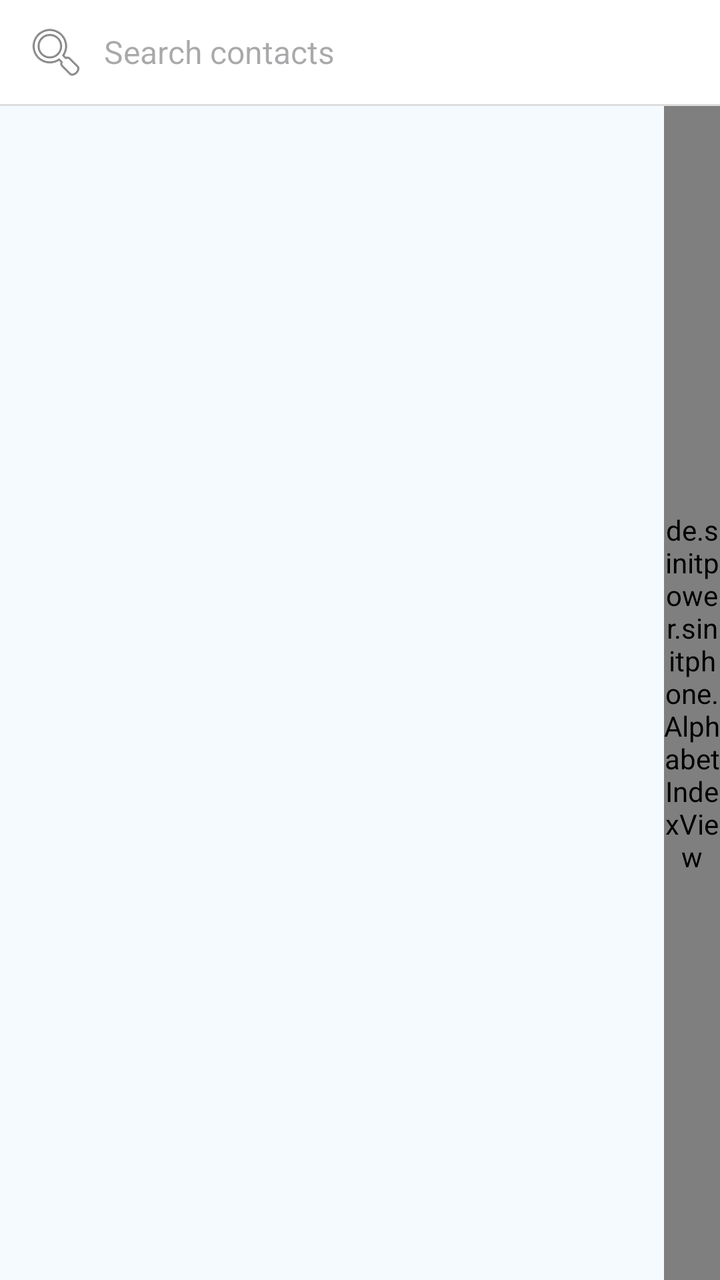
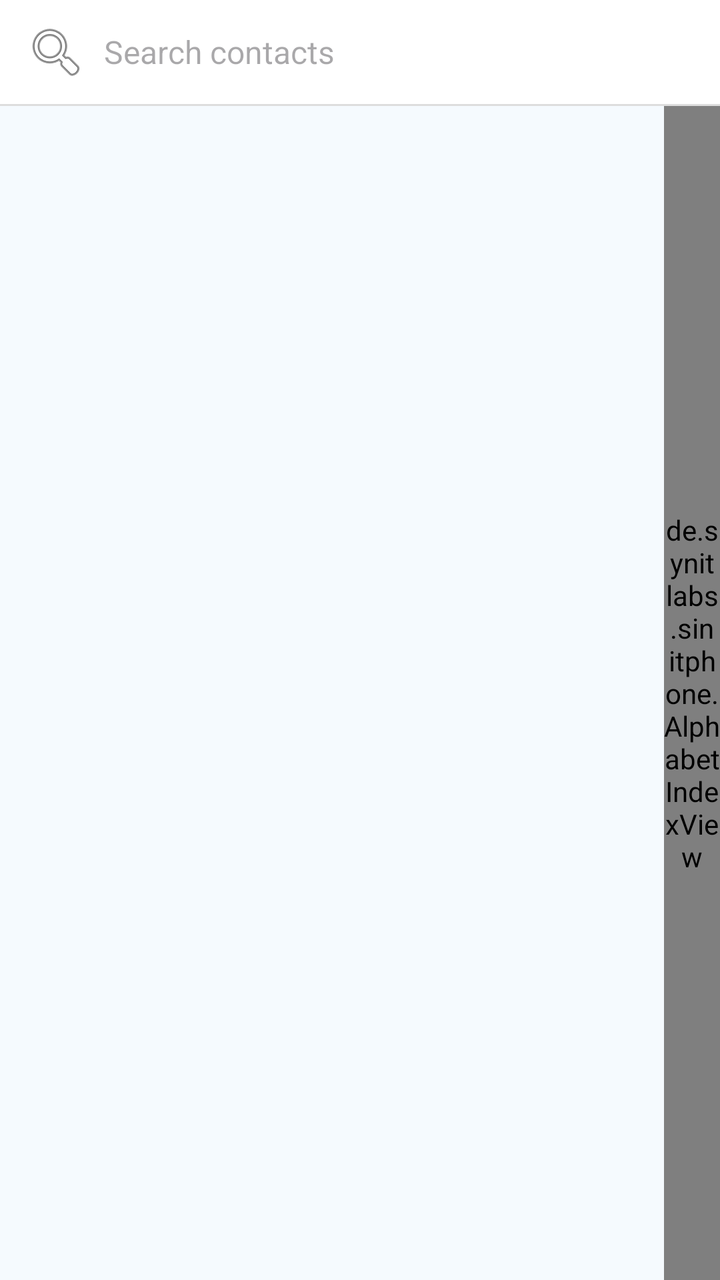

Two renders of the same Android screen: before a commit and after it. Below are the layout's source before the change and the commit's diff.
<!-- AndroidManifest.xml: application theme Theme.SinitPhone -->
<!-- res/layout/fragment_contacts.xml -->
<?xml version="1.0" encoding="utf-8"?>
<LinearLayout xmlns:android="http://schemas.android.com/apk/res/android"
    android:layout_width="match_parent"
    android:layout_height="match_parent"
    android:orientation="vertical">

    <EditText
        android:id="@+id/contacts_search"
        android:layout_width="match_parent"
        android:layout_height="wrap_content"
        android:hint="Search contacts"
        android:inputType="textNoSuggestions"
        android:drawableStart="@android:drawable/ic_menu_search"
        android:drawablePadding="8dp"
        android:paddingStart="12dp"
        android:paddingEnd="12dp"
        android:paddingTop="10dp"
        android:paddingBottom="10dp"
        android:background="@android:color/white"
        android:textSize="16sp" />

    <View
        android:layout_width="match_parent"
        android:layout_height="1dp"
        android:background="#DDDDDD" />

    <FrameLayout
        android:layout_width="match_parent"
        android:layout_height="0dp"
        android:layout_weight="1">

        <androidx.recyclerview.widget.RecyclerView
            android:id="@+id/contacts_recycler"
            android:layout_width="match_parent"
            android:layout_height="match_parent"
            android:paddingEnd="28dp"
            android:clipToPadding="false" />

        <de.sinitpower.sinitphone.AlphabetIndexView
            android:id="@+id/alphabet_index"
            android:layout_width="28dp"
            android:layout_height="match_parent"
            android:layout_gravity="end"
            android:paddingTop="8dp"
            android:paddingBottom="8dp" />

        <TextView
            android:id="@+id/letter_bubble"
            android:layout_width="72dp"
            android:layout_height="72dp"
            android:layout_gravity="center"
            android:gravity="center"
            android:textSize="32sp"
            android:textColor="#FFFFFF"
            android:textStyle="bold"
            android:background="@drawable/bg_letter_bubble"
            android:visibility="gone" />

    </FrameLayout>

</LinearLayout>
<!-- resources referenced by this layout -->
<resources>
  <!-- drawable bg_letter_bubble (drawable) -->
  <?xml version="1.0" encoding="utf-8"?>
  <shape xmlns:android="http://schemas.android.com/apk/res/android"
      android:shape="oval">
      <solid android:color="#CC1976D2" />
  </shape>
  <style name="Theme.SinitPhone" parent="Theme.Material3.Light.NoActionBar">
          
          <item name="colorPrimary">@color/primary</item>
          <item name="colorOnPrimary">@color/on_primary</item>
  
          
          <item name="colorSecondary">@color/secondary</item>
          <item name="colorOnSecondary">@color/on_secondary</item>
  
          
          <item name="android:windowBackground">@color/background</item>
          <item name="colorSurface">@color/surface</item>
          <item name="android:colorBackground">@color/background</item>
          <item name="colorError">@color/error</item>
  
          
          <item name="colorOnSurface">@color/on_surface</item>
          <item name="colorOnBackground">@color/on_background</item>
          <item name="colorOnError">@color/on_error</item>
  
          
          <item name="android:statusBarColor">@color/primary_variant</item>
  
          
          <item name="android:textColorPrimary">@color/on_background</item>
          <item name="android:textColorSecondary">@color/text_secondary</item>
          <item name="android:editTextColor">@color/on_background</item>
      </style>
  <color name="primary">#009FE3</color>
  <color name="on_primary">#FFFFFF</color>
  <color name="secondary">#B07E4B</color>
  <color name="on_secondary">#FFFFFF</color>
  <color name="background">#F5FAFE</color>
  <color name="surface">#FFFFFF</color>
  <color name="error">#B71C1C</color>
  <color name="on_surface">#012B24</color>
  <color name="on_background">#012B24</color>
  <color name="on_error">#FFFFFF</color>
  <color name="primary_variant">#015F51</color>
  <color name="text_secondary">#5B7F8A</color>
</resources>

<!-- the commit's change to res/layout/fragment_contacts.xml (unified diff, before → after) -->
@@ -36,7 +36,7 @@
             android:paddingEnd="28dp"
             android:clipToPadding="false" />
 
-        <de.sinitpower.sinitphone.AlphabetIndexView
+        <de.synitlabs.sinitphone.AlphabetIndexView
             android:id="@+id/alphabet_index"
             android:layout_width="28dp"
             android:layout_height="match_parent"
